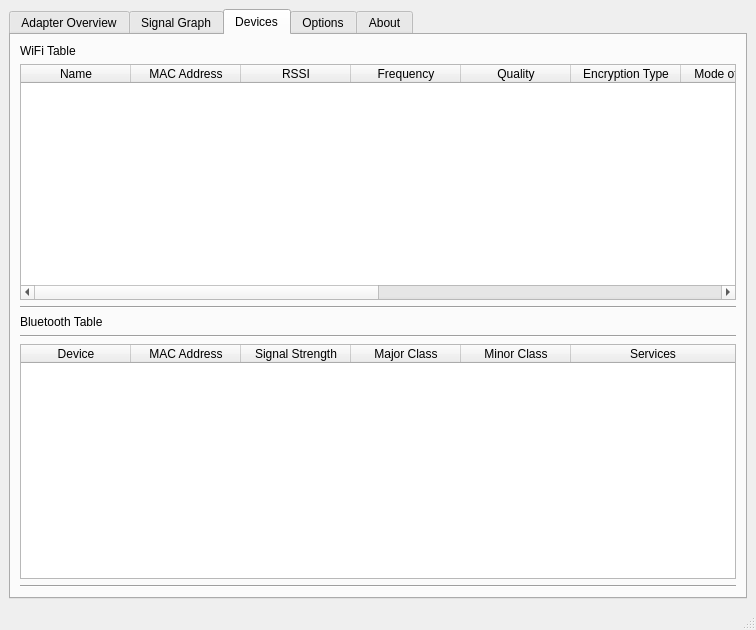
bisohns/signalum-desktop, file src/main/ui/signalum_desktop.ui: the form before one commit.
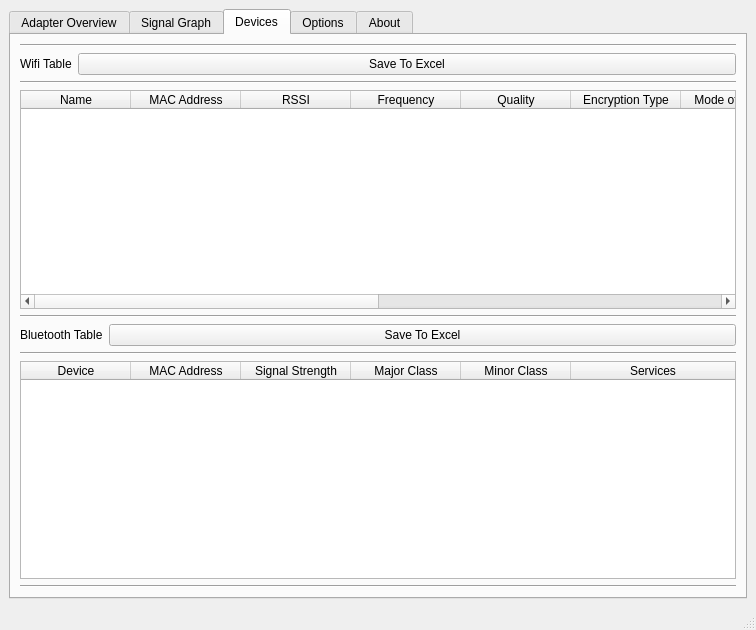
The form after the commit. The open tabs and pages were chosen to show the change.

Commit message: added export to xls

```diff
--- a/src/main/ui/signalum_desktop.ui
+++ b/src/main/ui/signalum_desktop.ui
@@ -390,9 +390,34 @@
        </attribute>
        <layout class="QVBoxLayout" name="verticalLayout_3">
         <item>
-         <widget class="QLabel" name="label_11">
-          <property name="text">
-           <string>WiFi Table</string>
+         <widget class="Line" name="line_14">
+          <property name="orientation">
+           <enum>Qt::Horizontal</enum>
+          </property>
+         </widget>
+        </item>
+        <item>
+         <layout class="QFormLayout" name="formLayout_6">
+          <item row="0" column="0">
+           <widget class="QLabel" name="label_8">
+            <property name="text">
+             <string>Wifi Table</string>
+            </property>
+           </widget>
+          </item>
+          <item row="0" column="1">
+           <widget class="QPushButton" name="wfExportButton">
+            <property name="text">
+             <string>Save To Excel</string>
+            </property>
+           </widget>
+          </item>
+         </layout>
+        </item>
+        <item>
+         <widget class="Line" name="line_11">
+          <property name="orientation">
+           <enum>Qt::Horizontal</enum>
           </property>
          </widget>
         </item>
@@ -463,11 +488,22 @@
          </widget>
         </item>
         <item>
-         <widget class="QLabel" name="label_10">
-          <property name="text">
-           <string>Bluetooth Table</string>
-          </property>
-         </widget>
+         <layout class="QFormLayout" name="formLayout_7">
+          <item row="0" column="0">
+           <widget class="QLabel" name="label_9">
+            <property name="text">
+             <string>Bluetooth Table</string>
+            </property>
+           </widget>
+          </item>
+          <item row="0" column="1">
+           <widget class="QPushButton" name="btExportButton">
+            <property name="text">
+             <string>Save To Excel</string>
+            </property>
+           </widget>
+          </item>
+         </layout>
         </item>
         <item>
          <widget class="Line" name="line_8">
```
Left out of the diff: 2 changed lines with no effect on the pictures. The commit also changes 5 other files.
